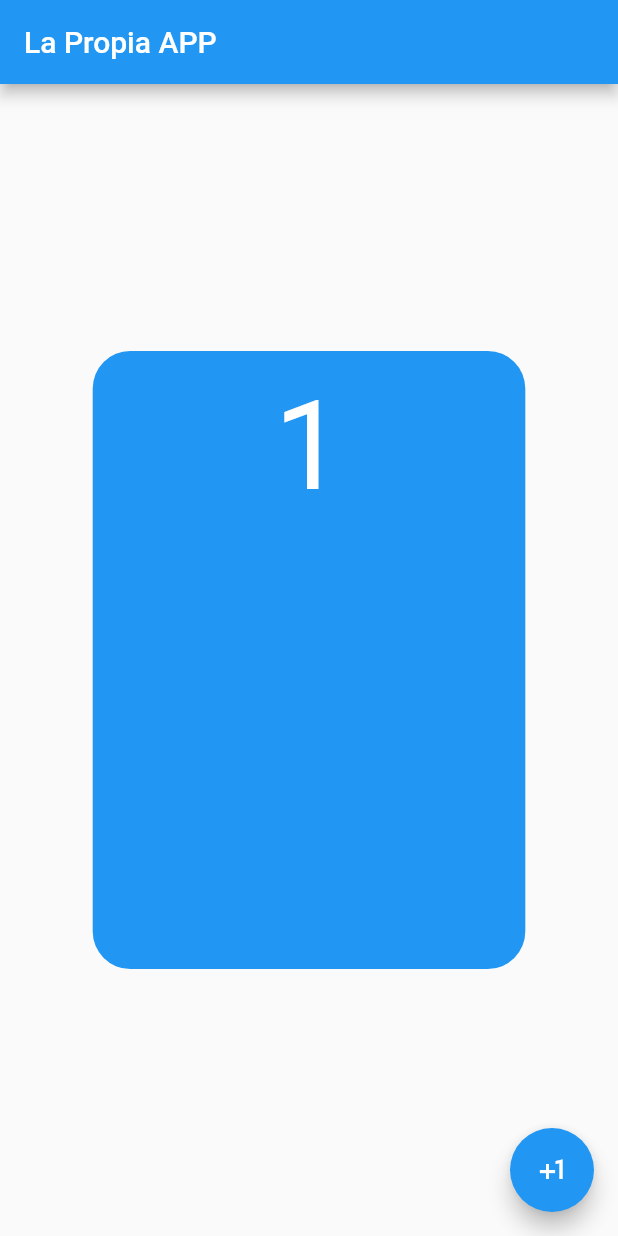
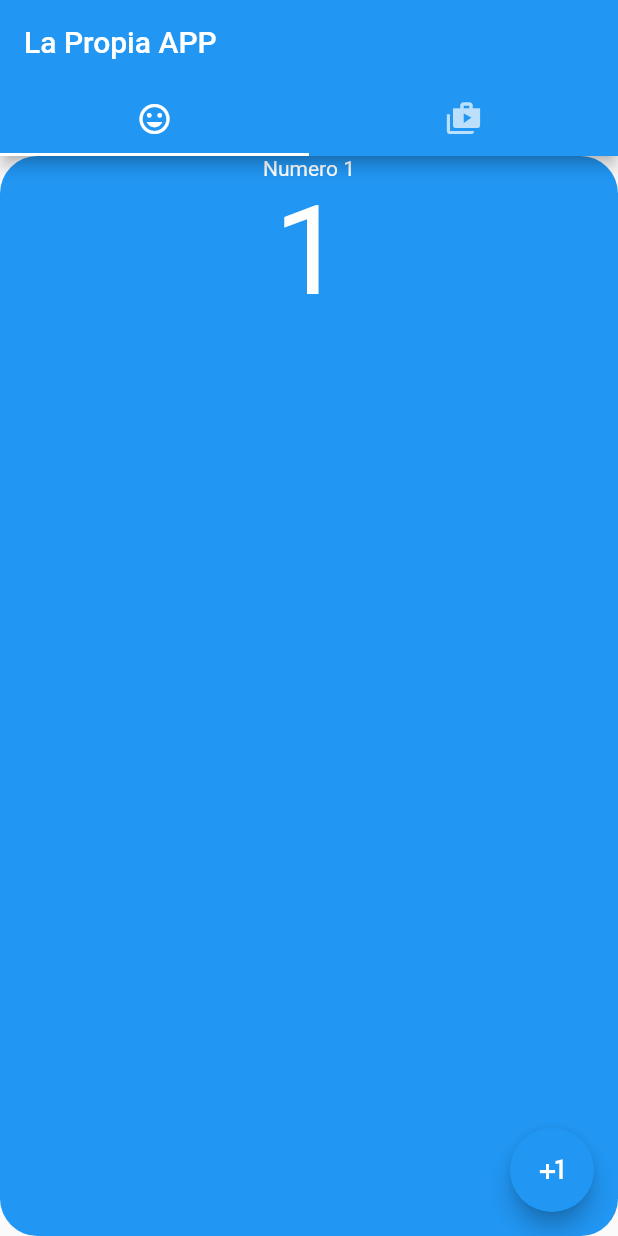
Before and after one commit to i3bits-coder/flutter_first_app_balcoder, a Flutter app: the screen it shows after launch, after a tap on the "plus one" icon, on a phone screen of 412 x 824 dp. Run offline on Flutter 3.47's test engine with Material 2 defaults, Android fonts, the phone set to English and light mode, and no system bars.

Commit message:
Aprendimos Nuevos Widgets - Tab - TabBar

```diff
--- a/lib/ux/home/home_page.dart
+++ b/lib/ux/home/home_page.dart
@@ -8,8 +8,21 @@ class MyHomePage extends StatefulWidget {
   _MyHomePageState createState() => _MyHomePageState();
 }
 
-class _MyHomePageState extends State<MyHomePage> {
+class _MyHomePageState extends State<MyHomePage> with TickerProviderStateMixin {
+  int _tabIndex;
+  TabController _tabController;
   int contador = 0;
+
+  @override
+  void initState() {
+    // TODO: implement initState
+    super.initState();
+
+    _tabIndex = 0;
+
+    _tabController =
+        new TabController(length: 2, initialIndex: _tabIndex, vsync: this);
+  }
 
   void incrementarContador() {
     setState(() {
@@ -22,15 +35,35 @@ class _MyHomePageState extends State<MyHomePage> {
     return Scaffold(
       appBar: AppBar(
         title: Text(widget.item),
+        bottom: TabBar(
+          tabs: [
+            Tab(
+              child: Icon(Icons.mood),
+            ),
+            Tab(
+              child: Icon(Icons.shop_two),
+            )
+          ],
+          controller: _tabController,
+        ),
       ),
       floatingActionButton: FloatingActionButton(
         child: Icon(Icons.plus_one),
         onPressed: incrementarContador,
       ),
       body: Center(
-        child: Padding(
-          padding: const EdgeInsets.all(8.0),
-          child: CustomContainer(title: '', count: contador),
+        child: TabBarView(
+          controller: _tabController,
+          children: [
+            CustomContainer(
+              title: 'Numero 1',
+              count: contador,
+            ),
+            CustomContainer(
+              title: 'Numero 2',
+              count: contador,
+            )
+          ],
         ),
       ),
     );
```
